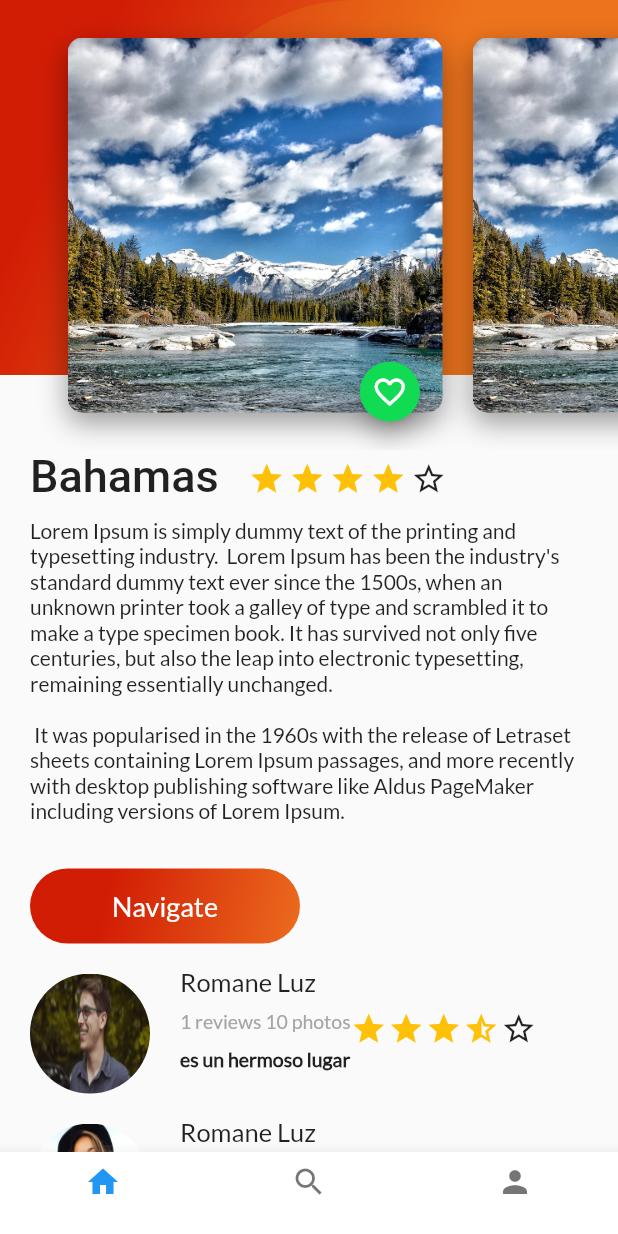
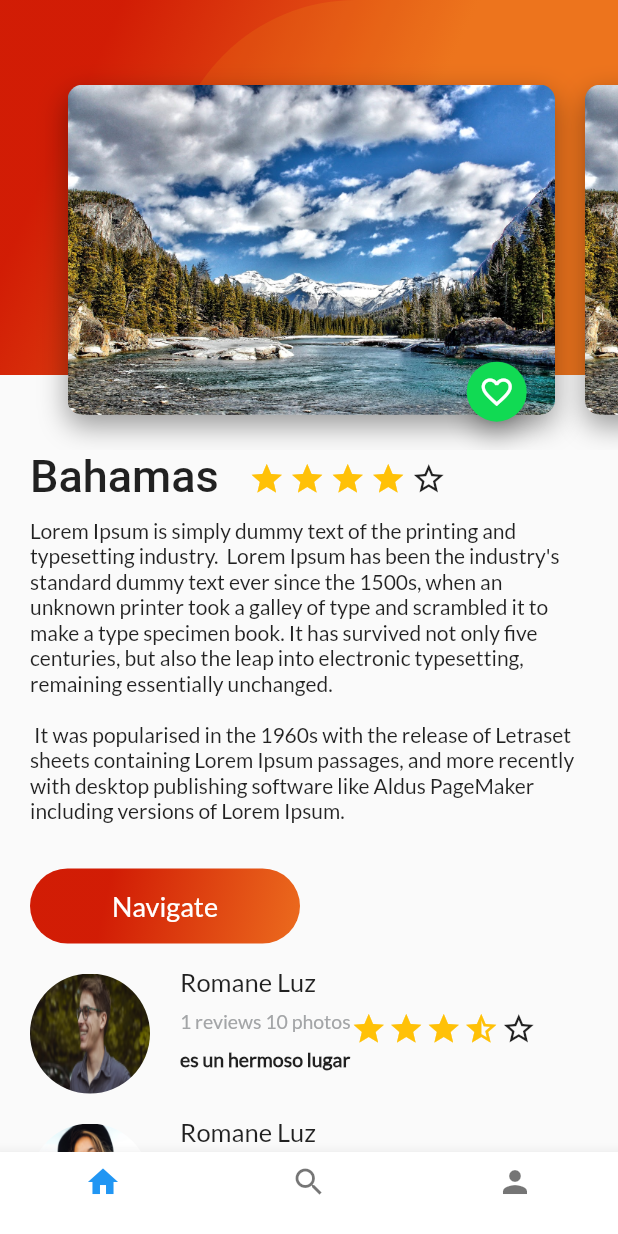
Before and after one commit to widjos/course1-flutter, a Flutter app: the PlatziTrips screen opened directly, on a phone screen of 412 x 824 dp. Run offline on Flutter 3.47's test engine with Material 2 defaults, Android fonts, the phone set to English and light mode, and no system bars; our stand-ins replace cloud_firestore, firebase_auth, firebase_core, google_sign_in; missing offline and left inert: generic_bloc_provider; accounts and stored records are empty.

```diff
--- a/platzi_trips_app/lib/Place/ui/widgets/card_image_fab_icon.dart
+++ b/platzi_trips_app/lib/Place/ui/widgets/card_image_fab_icon.dart
@@ -51,7 +51,7 @@ class CardImageWithFabIcon extends StatelessWidget {
       alignment: const Alignment(0.9,1.1),
       children: <Widget>[
         card,
-        FloatringActionButtonGreen()
+        FloatringActionButtonGreen(iconData: iconData, onPressed: (){},)
       ],
     );
   }
--- a/platzi_trips_app/lib/Place/ui/widgets/card_image_list.dart
+++ b/platzi_trips_app/lib/Place/ui/widgets/card_image_list.dart
@@ -2,9 +2,8 @@ import "package:flutter/material.dart";
 import 'card_image_fab_icon.dart';
 
 class CardImageList extends StatelessWidget {
-
-  final double widthCard = 250.0;
-  final double heightCard = 350.0;
+  final double widthCard = 325.0;
+  final double heightCard = 220.0;
   final double leftPadding = 20.0;
 
   @override
@@ -21,35 +20,35 @@ class CardImageList extends StatelessWidget {
                 height: heightCard,
                 left: leftPadding,
                 onPressedFabIcon: () {},
-                iconData: Icons.camera),
+                iconData: Icons.favorite_border),
             CardImageWithFabIcon(
                 pathImage: "assets/img/pa4.jpg",
                 width: widthCard,
                 height: heightCard,
                 left: leftPadding,
                 onPressedFabIcon: () {},
-                iconData: Icons.camera),
+                iconData: Icons.favorite_border),
             CardImageWithFabIcon(
                 pathImage: "assets/img/pa1.jpg",
                 width: widthCard,
                 height: heightCard,
                 left: leftPadding,
                 onPressedFabIcon: () {},
-                iconData: Icons.camera),
+                iconData: Icons.favorite_border),
             CardImageWithFabIcon(
                 pathImage: "assets/img/pa2.jpg",
                 width: widthCard,
                 height: heightCard,
                 left: leftPadding,
                 onPressedFabIcon: () {},
-                iconData: Icons.camera),
+                iconData: Icons.favorite_border),
             CardImageWithFabIcon(
                 pathImage: "assets/img/pa3.jpg",
                 width: widthCard,
                 height: heightCard,
                 left: leftPadding,
                 onPressedFabIcon: () {},
-                iconData: Icons.camera)
+                iconData: Icons.favorite_border)
           ],
         ));
   }
--- a/platzi_trips_app/lib/User/ui/widgets/post.dart
+++ b/platzi_trips_app/lib/User/ui/widgets/post.dart
@@ -27,7 +27,7 @@ class Post extends StatelessWidget {
                   description: incomingPlace.description,
                   type: incomingPlace.description,
                   likes: incomingPlace.likes),
-              FloatringActionButtonGreen()
+              FloatringActionButtonGreen(iconData: Icons.favorite_border,onPressed: (){},)
             ],
           )
         ],
--- a/platzi_trips_app/lib/widgets/floating_action_button_green.dart
+++ b/platzi_trips_app/lib/widgets/floating_action_button_green.dart
@@ -2,8 +2,10 @@ import 'package:flutter/material.dart';
 
 class FloatringActionButtonGreen extends StatefulWidget {
 
+  final IconData iconData;
+  final VoidCallback onPressed;
 
-  FloatringActionButtonGreen({ Key? key }) : super(key: key);
+  FloatringActionButtonGreen({ Key? key , required this.iconData, required this.onPressed  }) : super(key: key);
 
   @override
   State<FloatringActionButtonGreen> createState() => _FloatringActionButtonGreenState();
@@ -12,7 +14,7 @@ class FloatringActionButtonGreen extends StatefulWidget {
 class _FloatringActionButtonGreenState extends State<FloatringActionButtonGreen> {
 
   bool favorite = false;
-
+  /*
   void onPressedFav(){
     const snackBar = SnackBar(
     content: Text('Yay! Favorito!'),
@@ -23,7 +25,7 @@ class _FloatringActionButtonGreenState extends State<FloatringActionButtonGreen>
     setState(() {
       favorite ? favorite = false : favorite = true;
     });
-  }
+  }*/
 
   @override
   Widget build(BuildContext context) {
@@ -31,9 +33,10 @@ class _FloatringActionButtonGreenState extends State<FloatringActionButtonGreen>
       backgroundColor: const Color(0xFF11DA53),
       mini: true,
       tooltip: "Nav",
-      onPressed: onPressedFav,
+      onPressed: widget.onPressed,
       child:  Icon(
-       favorite  ? Icons.favorite : Icons.favorite_border
+        widget.iconData
+       //favorite  ? Icons.favorite : Icons.favorite_border
       ),
       heroTag: null
     );
```
Also changed, not shown: platzi_trips_app/lib/Place/ui/screens/add_place_screen.dart (+23 -8 lines), platzi_trips_app/lib/User/ui/widgets/picture_description.dart (+6 -6 lines).
